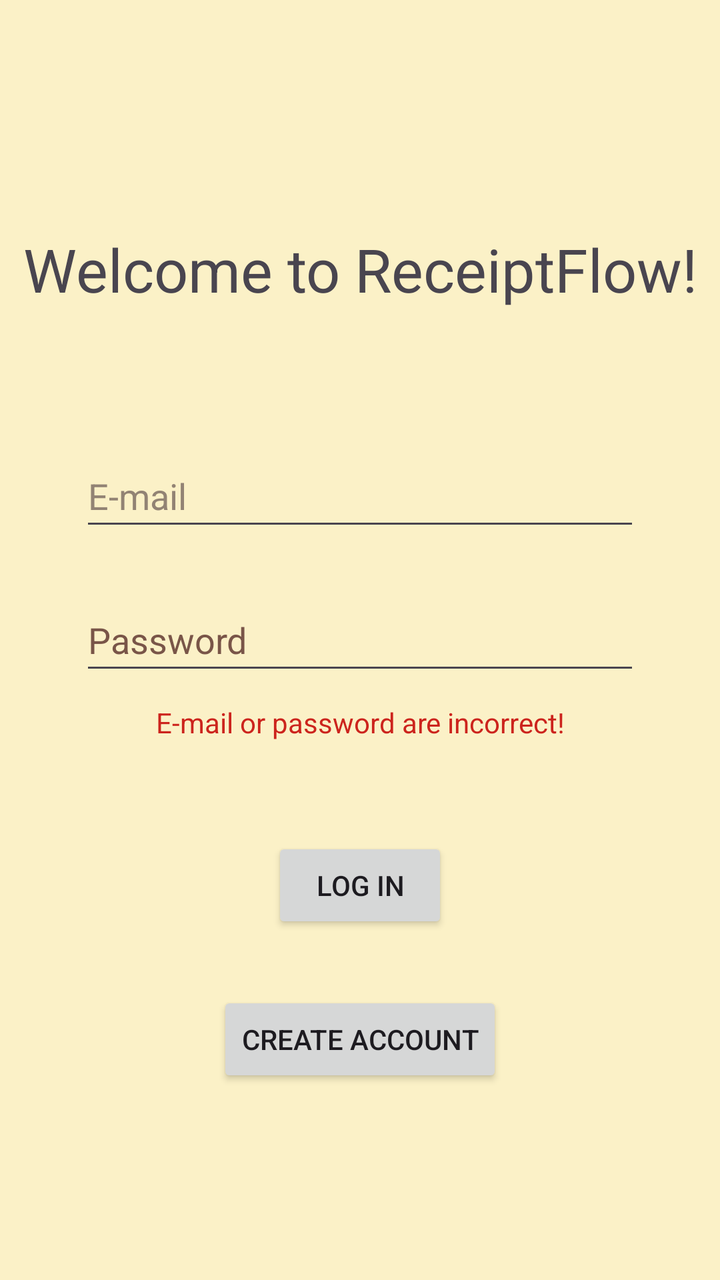
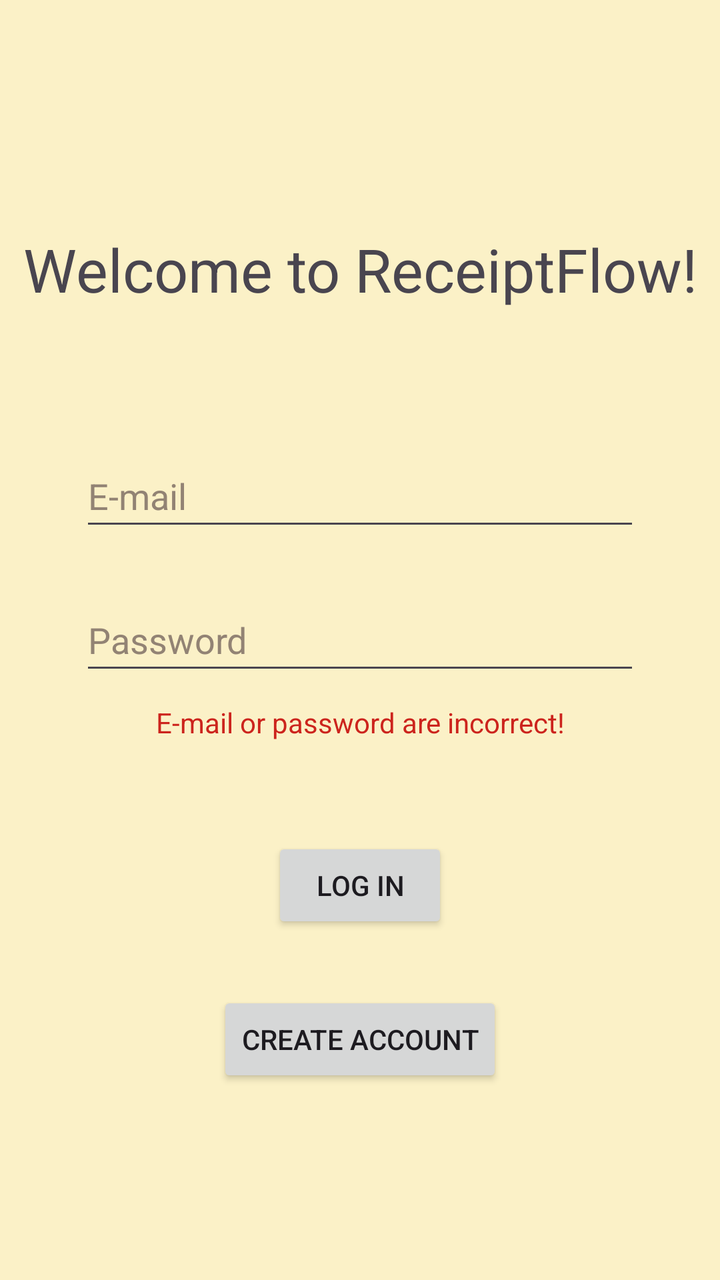

Two renders of the same Android screen: before a commit and after it. Below are the layout's source before the change and the commit's diff.
<!-- AndroidManifest.xml: application theme Theme.ReceiptFlow -->
<!-- res/layout/activity_main.xml -->
<?xml version="1.0" encoding="utf-8"?>
<androidx.constraintlayout.widget.ConstraintLayout xmlns:android="http://schemas.android.com/apk/res/android"
    xmlns:app="http://schemas.android.com/apk/res-auto"
    xmlns:tools="http://schemas.android.com/tools"
    android:id="@+id/main"
    android:layout_width="match_parent"
    android:layout_height="match_parent"
    tools:context=".MainActivity">

    <com.google.android.material.textview.MaterialTextView
        android:id="@+id/main_LBL_welcome"
        android:layout_width="wrap_content"
        android:layout_height="wrap_content"
        android:text="@string/welcome"
        android:textSize="30sp"
        app:layout_constraintBottom_toTopOf="@+id/main_ET_emailAddress"
        app:layout_constraintEnd_toEndOf="parent"
        app:layout_constraintHorizontal_bias="0.5"
        app:layout_constraintStart_toStartOf="parent"
        app:layout_constraintTop_toTopOf="parent"
        app:layout_constraintVertical_bias="0.628" />

    <androidx.appcompat.widget.AppCompatEditText
        android:id="@+id/main_ET_emailAddress"
        android:layout_width="@dimen/editText_width"
        android:layout_height="@dimen/editText_height"
        android:ems="10"
        android:hint="@string/e_mail"
        android:inputType="textEmailAddress"
        android:textColorHint="@color/hintColor"
        app:layout_constraintBottom_toTopOf="@+id/main_ET_password"
        app:layout_constraintEnd_toEndOf="parent"
        app:layout_constraintHorizontal_bias="0.5"
        app:layout_constraintStart_toStartOf="parent"
        app:layout_constraintTop_toTopOf="parent"
        app:layout_constraintVertical_bias="0.902" />

    <androidx.appcompat.widget.AppCompatEditText
        android:id="@+id/main_ET_password"
        android:layout_width="@dimen/editText_width"
        android:layout_height="@dimen/editText_height"
        android:ems="10"
        android:hint="@string/password"
        android:inputType="textPassword"
        android:textColorHint="#795548"
        app:layout_constraintBottom_toTopOf="@+id/main_LBL_error"
        app:layout_constraintEnd_toEndOf="parent"
        app:layout_constraintHorizontal_bias="0.5"
        app:layout_constraintStart_toStartOf="parent"
        app:layout_constraintTop_toTopOf="parent"
        app:layout_constraintVertical_bias="0.969" />

    <androidx.appcompat.widget.AppCompatButton
        android:id="@+id/main_BTN_login"
        android:layout_width="wrap_content"
        android:layout_height="wrap_content"
        android:text="@string/log_in"
        app:layout_constraintBottom_toTopOf="@+id/main_BTN_createAccount"
        app:layout_constraintEnd_toEndOf="parent"
        app:layout_constraintHorizontal_bias="0.5"
        app:layout_constraintStart_toStartOf="parent"
        app:layout_constraintTop_toTopOf="parent"
        app:layout_constraintVertical_bias="0.935" />

    <androidx.appcompat.widget.AppCompatButton
        android:id="@+id/main_BTN_createAccount"
        android:layout_width="wrap_content"
        android:layout_height="wrap_content"
        android:text="@string/create_account"
        app:layout_constraintBottom_toBottomOf="parent"
        app:layout_constraintEnd_toEndOf="parent"
        app:layout_constraintStart_toStartOf="parent"
        app:layout_constraintTop_toTopOf="parent"
        app:layout_constraintVertical_bias="0.837" />

    <com.google.android.material.textview.MaterialTextView
        android:id="@+id/main_LBL_error"
        android:layout_width="wrap_content"
        android:layout_height="wrap_content"
        android:text="@string/e_mail_or_password_are_incorrect"
        android:textColor="@color/warning"
        app:layout_constraintBottom_toTopOf="@+id/main_BTN_login"
        app:layout_constraintEnd_toEndOf="parent"
        app:layout_constraintHorizontal_bias="0.5"
        app:layout_constraintStart_toStartOf="parent"
        app:layout_constraintTop_toTopOf="parent"
        app:layout_constraintVertical_bias="0.88" />

</androidx.constraintlayout.widget.ConstraintLayout>
<!-- resources referenced by this layout -->
<resources>
  <color name="hintColor">#928374</color>
  <color name="warning">#cc241d</color>
  <dimen name="editText_height">48dp</dimen>
  <dimen name="editText_width">280dp</dimen>
  <string name="create_account">Create account</string>
  <string name="e_mail">E-mail</string>
  <string name="e_mail_or_password_are_incorrect">E-mail or password are incorrect!</string>
  <string name="log_in">Log in</string>
  <string name="password">Password</string>
  <string name="welcome">Welcome to ReceiptFlow!</string>
  <style name="Theme.ReceiptFlow" parent="Base.Theme.ReceiptFlow" />
  <style name="Base.Theme.ReceiptFlow" parent="Theme.Material3.DayNight.NoActionBar">
          <item name="colorPrimary">@color/gruvbox_light_green</item>
          <item name="colorOnPrimary">@color/gruvbox_light_bg</item>
          <item name="colorSecondary">@color/gruvbox_light_blue</item>
          <item name="colorOnSecondary">@color/gruvbox_light_bg</item>
          <item name="colorTertiary">@color/gruvbox_light_aqua</item>
          <item name="colorOnTertiary">@color/gruvbox_light_bg</item>
  
          <item name="android:windowBackground">@color/gruvbox_light_bg</item>
          <item name="colorSurface">@color/gruvbox_light_bg_soft</item>
          <item name="colorOnSurface">@color/gruvbox_light_fg</item>
          <item name="colorSurfaceVariant">@color/gruvbox_light_bg_soft</item>
          <item name="colorOnSurfaceVariant">@color/gruvbox_light_fg</item>
          <item name="colorSurfaceContainer">@color/gruvbox_light_bg_soft</item>
  
          <item name="colorError">@color/gruvbox_light_red</item>
          <item name="colorOnError">@color/gruvbox_light_bg</item>
          <item name="colorOutline">@color/gruvbox_light_gray</item>
      </style>
  <color name="gruvbox_light_green">#79740e</color>
  <color name="gruvbox_light_bg">#fbf1c7</color>
  <color name="gruvbox_light_blue">#076678</color>
  <color name="gruvbox_light_aqua">#427b58</color>
  <color name="gruvbox_light_bg_soft">#f2e5bc</color>
  <color name="gruvbox_light_fg">#3c3836</color>
  <color name="gruvbox_light_red">#9d0006</color>
  <color name="gruvbox_light_gray">#7c6f64</color>
</resources>

<!-- the commit's change to res/layout/activity_main.xml (unified diff, before → after) -->
@@ -41,8 +41,8 @@
         android:layout_height="@dimen/editText_height"
         android:ems="10"
         android:hint="@string/password"
+        android:textColorHint="@color/hintColor"
         android:inputType="textPassword"
-        android:textColorHint="#795548"
         app:layout_constraintBottom_toTopOf="@+id/main_LBL_error"
         app:layout_constraintEnd_toEndOf="parent"
         app:layout_constraintHorizontal_bias="0.5"
